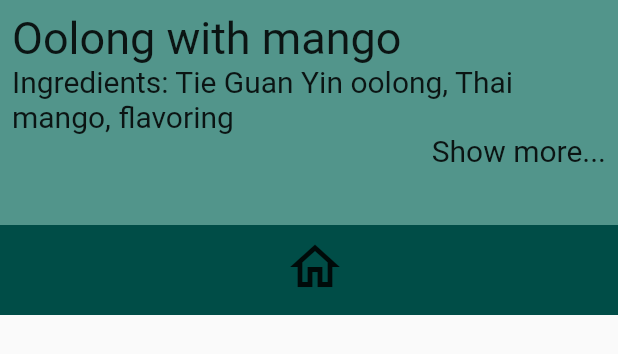
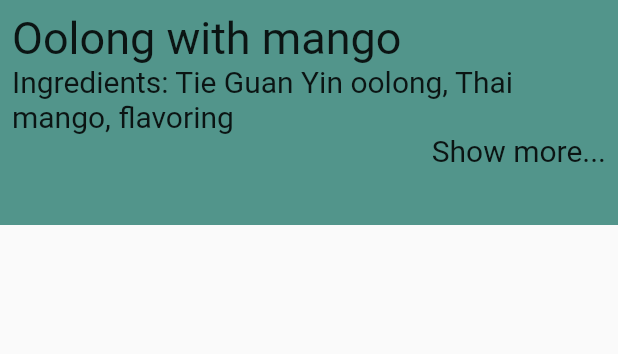
Before and after one commit to abobafett-dev/tea_web, a Flutter app: what buildBottomNavigationBarForCatalogPage() shows on an empty page, opened directly, on a phone screen of 412 x 824 dp. Shown: the top 354 px of the screen. Run offline on Flutter 3.47's test engine with Material 2 defaults, Android fonts, the phone set to English and light mode, and no system bars; our stand-ins replace cloud_firestore, firebase_core; missing offline and left inert: dart:ffi, graphview; accounts and stored records are empty.

Commit message:
корректировка дизайна

```diff
--- a/lib/catalogPage.dart
+++ b/lib/catalogPage.dart
@@ -80,14 +80,12 @@ class _catalogPageState extends State<catalogPage> {
   }
 }
 
-dbFunctions functions = new dbFunctions();
-
 Widget buildBottomNavigationBarForCatalogPage(BuildContext context) {
   return Container(
     decoration: const BoxDecoration(
       color: Color(secondColor),
     ),
-    height: 210,
+    height: 150,
     child: Column(
       children: [
         Container(
@@ -123,19 +121,19 @@ Widget buildBottomNavigationBarForCatalogPage(BuildContext context) {
             ),
           ),
         ),
-        Row(
-          mainAxisAlignment: MainAxisAlignment.center,
-          children: [
-            IconButton(
-                onPressed: () {
-                  Navigator.push(context, mainPage.getRoute());
-                },
-                icon: const Icon(
-                  Icons.home_outlined,
-                  size: 40,
-                )),
-          ],
-        ),
+        // Row(
+        //   mainAxisAlignment: MainAxisAlignment.center,
+        //   children: [
+        //     IconButton(
+        //         onPressed: () {
+        //           Navigator.push(context, mainPage.getRoute());
+        //         },
+        //         icon: const Icon(
+        //           Icons.home_outlined,
+        //           size: 40,
+        //         )),
+        //   ],
+        // ),
       ],
     ),
   );
```
Also changed, not shown: lib/productPage.dart (+7 -6 lines), lib/shopPage.dart (+8 -5 lines).
